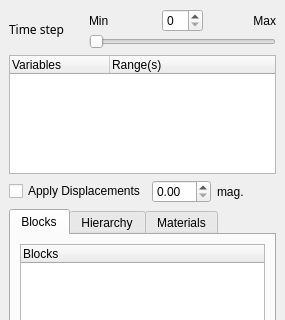
Old version of the form Qt/Components/Resources/UI/pqExodusPanel.ui in the repository wildmichael/ParaView3-enhancements-old; both pictures show x 0 to 285 and y 0 to 320 of the 285 by 645 pixel window.
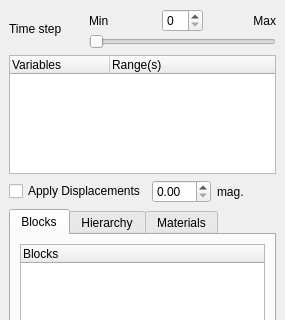
New version of the form. Custom widgets are drawn as their Qt base class.

Commit message: STYLE:  Fix fonts for some panels so they use the application wide font.

```diff
--- a/Qt/Components/Resources/UI/pqExodusPanel.ui
+++ b/Qt/Components/Resources/UI/pqExodusPanel.ui
@@ -173,17 +173,6 @@
        <verstretch>0</verstretch>
       </sizepolicy>
      </property>
-     <property name="font" >
-      <font>
-       <family>Sans Serif</family>
-       <pointsize>9</pointsize>
-       <weight>50</weight>
-       <italic>false</italic>
-       <bold>false</bold>
-       <underline>false</underline>
-       <strikeout>false</strikeout>
-      </font>
-     </property>
      <property name="text" >
       <string>Time step</string>
      </property>
```
The commit also changes 3 other files.
